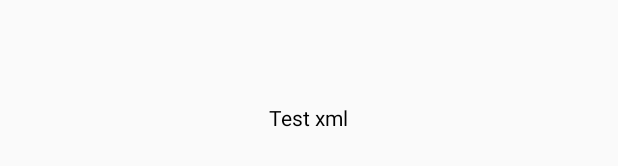
After one commit to JE-DOG/Genshin_book, an Android app built with Jetpack Compose: the layout activity_main.xml on its own in the app's theme, with its tools: preview values and no code run, on a phone screen of 412 x 824 dp. The commit adds this screen. Shown: the part 500-666 px from the top of the screen. Run offline under Robolectric (Android 15) with nearby library versions, the phone set to English and light mode, and no system bars.

Commit message:
Main change: added xml to project

```diff
--- a/app/src/main/java/com/example/genshinbook/App.kt
+++ b/app/src/main/java/com/example/genshinbook/App.kt
@@ -1,7 +1,6 @@
 package com.example.genshinbook
 
 import android.app.Application
-import com.example.genshinbook.core.ext.viewModelStore
 import com.example.genshinbook.di.AppComponent
 import com.example.genshinbook.di.DaggerAppComponent
 import com.example.genshinbook.presentaion.di.veiwModelStore.ViewModelStoreComponent
--- a/app/src/main/java/com/example/genshinbook/core/base/vm/BaseViewModel.kt
+++ b/app/src/main/java/com/example/genshinbook/core/base/vm/BaseViewModel.kt
@@ -1,6 +1,5 @@
 package com.example.genshinbook.core.base.vm
 
-import android.os.Build
 import android.util.Log
 import androidx.lifecycle.ViewModel
 import androidx.lifecycle.viewModelScope
--- /dev/null
+++ b/app/src/main/res/layout/activity_main.xml
@@ -0,0 +1,17 @@
+<?xml version="1.0" encoding="utf-8"?>
+<LinearLayout xmlns:android="http://schemas.android.com/apk/res/android"
+    android:orientation="vertical"
+    android:layout_width="match_parent"
+    android:layout_height="match_parent"
+    android:gravity="center">
+
+    <TextView
+        android:id="@+id/text"
+
+        android:layout_gravity="center"
+        android:text="Test xml"
+        android:textColor="@color/black"
+        android:layout_width="wrap_content"
+        android:layout_height="wrap_content"/>
+
+</LinearLayout>
```
Also changed, not shown: app/build.gradle.kts (+10 -1 lines), app/src/main/java/com/example/genshinbook/MainActivity.kt (+23 -11 lines), buildSrc/src/main/kotlin/Dependencies.kt (+24 -0 lines), 75 other files.
